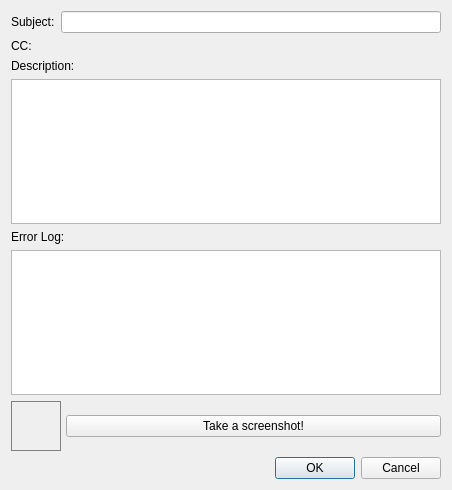
alijafargholi/tk-multi-bugreporter, file resources/dialog.ui: the form before one commit.
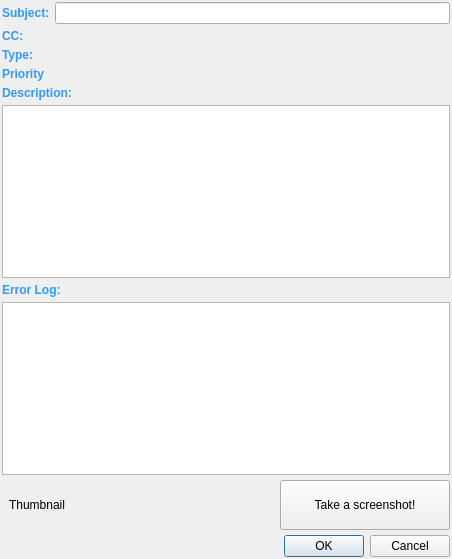
The form after the commit.

Commit message:
feat: add Priority and Ticket Type to the app
add logger

```diff
--- a/resources/dialog.ui
+++ b/resources/dialog.ui
@@ -7,17 +7,26 @@
     <x>0</x>
     <y>0</y>
     <width>452</width>
-    <height>490</height>
+    <height>559</height>
    </rect>
   </property>
   <property name="windowTitle">
    <string>Report a bug!</string>
   </property>
   <layout class="QVBoxLayout" name="verticalLayout">
+   <property name="spacing">
+    <number>5</number>
+   </property>
+   <property name="margin">
+    <number>2</number>
+   </property>
    <item>
     <layout class="QHBoxLayout" name="horizontalLayout_2">
      <item>
       <widget class="QLabel" name="label">
+       <property name="styleSheet">
+        <string notr="true">font-weight: bold; color: #3399ff;</string>
+       </property>
        <property name="text">
         <string>Subject:</string>
        </property>
@@ -35,6 +44,9 @@
      </property>
      <item>
       <widget class="QLabel" name="cc_label">
+       <property name="styleSheet">
+        <string notr="true">font-weight: bold; color: #3399ff;</string>
+       </property>
        <property name="text">
         <string>CC:</string>
        </property>
@@ -42,8 +54,39 @@
      </item>
     </layout>
    </item>
+   <item>
+    <layout class="QHBoxLayout" name="type_layout">
+     <item>
+      <widget class="QLabel" name="type_label">
+       <property name="styleSheet">
+        <string notr="true">font-weight: bold; color: #3399ff;</string>
+       </property>
+       <property name="text">
+        <string>Type:</string>
+       </property>
+      </widget>
+     </item>
+    </layout>
+   </item>
+   <item>
+    <layout class="QHBoxLayout" name="priority_layout">
+     <item>
+      <widget class="QLabel" name="priority_label">
+       <property name="styleSheet">
+        <string notr="true">font-weight: bold; color: #3399ff;</string>
+       </property>
+       <property name="text">
+        <string>Priority</string>
+       </property>
+      </widget>
+     </item>
+    </layout>
+   </item>
    <item>
     <widget class="QLabel" name="label_2">
+     <property name="styleSheet">
+      <string notr="true">font-weight: bold; color: #3399ff;</string>
+     </property>
      <property name="text">
       <string>Description:</string>
      </property>
@@ -61,6 +104,9 @@
    </item>
    <item>
     <widget class="QLabel" name="label_3">
+     <property name="styleSheet">
+      <string notr="true">font-weight: bold; color: #3399ff;</string>
+     </property>
      <property name="text">
       <string>Error Log:</string>
      </property>
@@ -88,7 +134,7 @@
       <widget class="QLabel" name="screenshot">
        <property name="minimumSize">
         <size>
-         <width>50</width>
+         <width>70</width>
          <height>50</height>
         </size>
        </property>
@@ -99,22 +145,43 @@
         </size>
        </property>
        <property name="styleSheet">
-        <string notr="true">border: 1px solid grey</string>
+        <string notr="true">padding: 0;
+border: none;
+background: none;</string>
        </property>
        <property name="text">
-        <string/>
+        <string>Thumbnail</string>
        </property>
        <property name="alignment">
         <set>Qt::AlignCenter</set>
        </property>
       </widget>
      </item>
+     <item>
+      <spacer name="horizontalSpacer">
+       <property name="orientation">
+        <enum>Qt::Horizontal</enum>
+       </property>
+       <property name="sizeHint" stdset="0">
+        <size>
+         <width>40</width>
+         <height>20</height>
+        </size>
+       </property>
+      </spacer>
+     </item>
      <item>
       <widget class="QPushButton" name="screen_grab">
+       <property name="minimumSize">
+        <size>
+         <width>170</width>
+         <height>50</height>
+        </size>
+       </property>
        <property name="maximumSize">
         <size>
-         <width>16777215</width>
-         <height>16777215</height>
+         <width>1666</width>
+         <height>1666</height>
         </size>
        </property>
        <property name="text">
```
The commit also changes 2 other files.
